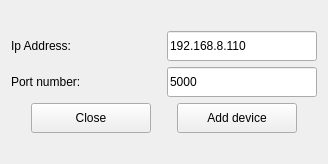
This is Source/Windows/AddDevice/adddevicewnd.ui in OpenEPT/GUI as Qt 5 draws it before an edit. The edited form follows.
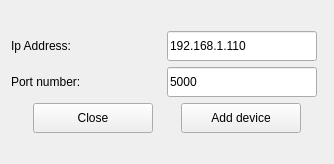
This is the edited form.

Diff of the .ui file:
```diff
--- a/Source/Windows/AddDevice/adddevicewnd.ui
+++ b/Source/Windows/AddDevice/adddevicewnd.ui
@@ -9,7 +9,7 @@
    <rect>
     <x>0</x>
     <y>0</y>
-    <width>308</width>
+    <width>334</width>
     <height>164</height>
    </rect>
   </property>
@@ -61,7 +61,7 @@
           </size>
          </property>
          <property name="text">
-          <string>192.168.8.110</string>
+          <string>192.168.1.110</string>
          </property>
         </widget>
        </item>
```
